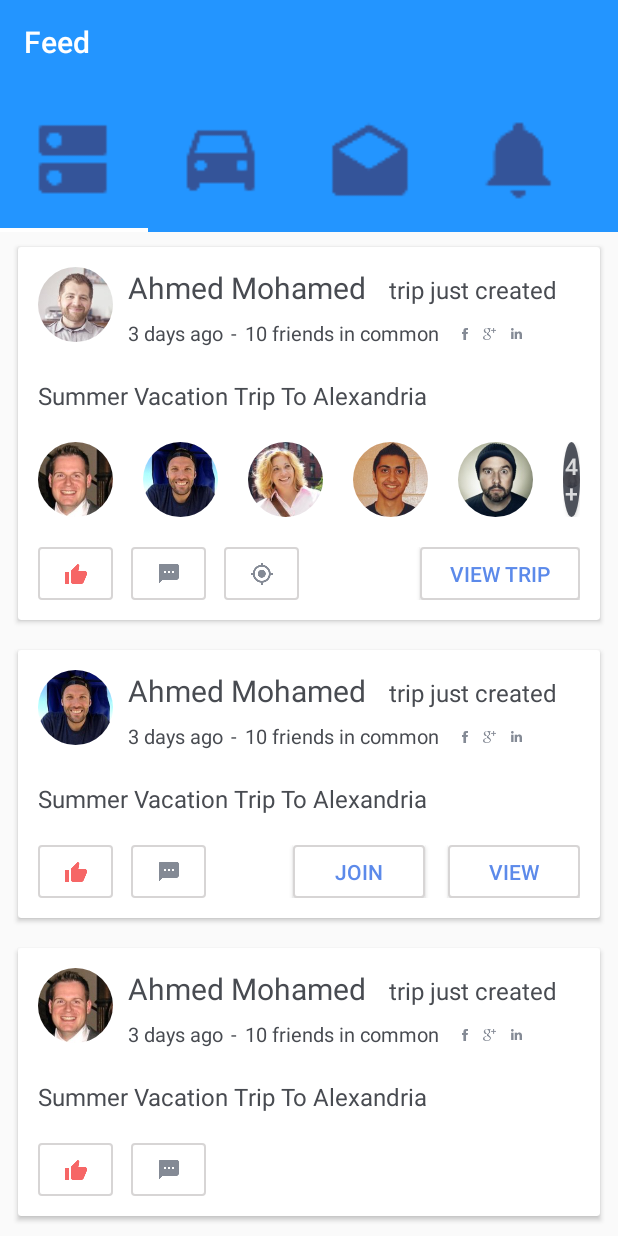
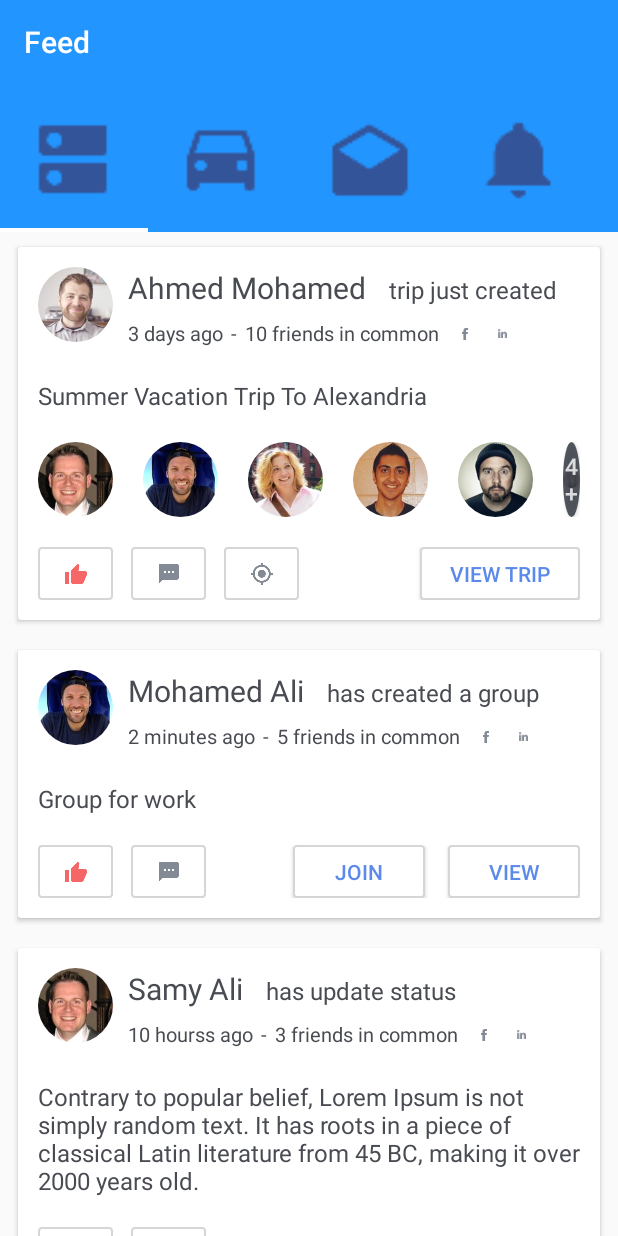
Before and after one commit to moe-uxa/KarPooler, an Android app: the screen it shows after launch (HomeActivity), on a phone screen of 412 x 824 dp. Run offline under Robolectric (Android 15) with nearby library versions, the phone set to English and light mode, and no system bars; our stand-ins replace CircleImageView; libraries missing offline, so code that uses them is left out: com.yqritc.recyclerviewflexibledivider, org.apmem.tools.

Commit message:
Feed Tab: finished

```diff
--- a/karpooler-android-app/app/src/main/java/com/eramo/karpooler/fragments/FeedFragment.java
+++ b/karpooler-android-app/app/src/main/java/com/eramo/karpooler/fragments/FeedFragment.java
@@ -68,6 +68,15 @@ public class FeedFragment extends BaseFragment {
         createTripCreationFeedTest();
         createGroupCreationFeedTest();
         createUpdateStatusFeedTest();
+        createGroupCreationFeedTest();
+        createUpdateStatusFeedTest();
+        createTripCreationFeedTest();
+        createTripCreationFeedTest();
+        createGroupCreationFeedTest();
+        createUpdateStatusFeedTest();
+        createGroupCreationFeedTest();
+        createUpdateStatusFeedTest();
+        createTripCreationFeedTest();
 
     }
 
@@ -116,6 +125,13 @@ public class FeedFragment extends BaseFragment {
         passengers.add(((BitmapDrawable) getResources().getDrawable(R.drawable.person4)).getBitmap());
         feedDTO.setTripPassengers(passengers);
 
+        // set social medias images
+        Bitmap [] socialMedias = new Bitmap[3];
+        socialMedias[0] = ((BitmapDrawable) getResources().getDrawable(R.drawable.ic_facbook)).getBitmap();
+        socialMedias[1] = ((BitmapDrawable) getResources().getDrawable(R.drawable.ic_linked_in)).getBitmap();
+        socialMedias[2] = ((BitmapDrawable) getResources().getDrawable(R.drawable.ic_gmail)).getBitmap();
+        feedDTO.setSocialMediasList(socialMedias);
+
         feedsRecyclerViewAdapter.addFeed(feedDTO);
 
     }
@@ -124,15 +140,23 @@ public class FeedFragment extends BaseFragment {
 
         GroupCreationFeedDTO feedDTO = new GroupCreationFeedDTO();
 
-        feedDTO.setOwnerName("Ahmed Mohamed");
-        feedDTO.setFeedTitle("trip just created");
-        feedDTO.setFeedTime("3 days ago");
-        feedDTO.setNumberOfFriendsInCommon(10);
-        feedDTO.setFeedDescription("Summer Vacation Trip To Alexandria");
+        // set main data
+        feedDTO.setOwnerName("Mohamed Ali");
+        feedDTO.setFeedTitle("has created a group");
+        feedDTO.setFeedTime("2 minutes ago");
+        feedDTO.setNumberOfFriendsInCommon(5);
+        feedDTO.setFeedDescription("Group for work");
 
+        // set feed owner image
         BitmapDrawable drawable = (BitmapDrawable) getResources().getDrawable(R.drawable.person3);
+        feedDTO.setOwnerImage(drawable.getBitmap());
 
-        feedDTO.setOwnerImage(drawable.getBitmap());
+        // set social medias images
+        Bitmap [] socialMedias = new Bitmap[3];
+        socialMedias[0] = ((BitmapDrawable) getResources().getDrawable(R.drawable.ic_facbook)).getBitmap();
+        socialMedias[1] = ((BitmapDrawable) getResources().getDrawable(R.drawable.ic_linked_in)).getBitmap();
+        socialMedias[2] = ((BitmapDrawable) getResources().getDrawable(R.drawable.ic_gmail)).getBitmap();
+        feedDTO.setSocialMediasList(socialMedias);
 
         feedsRecyclerViewAdapter.addFeed(feedDTO);
 
@@ -142,15 +166,23 @@ public class FeedFragment extends BaseFragment {
 
         UpdateStatusFeedDTO feedDTO = new UpdateStatusFeedDTO();
 
-        feedDTO.setOwnerName("Ahmed Mohamed");
-        feedDTO.setFeedTitle("trip just created");
-        feedDTO.setFeedTime("3 days ago");
-        feedDTO.setNumberOfFriendsInCommon(10);
-        feedDTO.setFeedDescription("Summer Vacation Trip To Alexandria");
+        // set feed main data
+        feedDTO.setOwnerName("Samy Ali");
+        feedDTO.setFeedTitle("has update status");
+        feedDTO.setFeedTime("10 hourss ago");
+        feedDTO.setNumberOfFriendsInCommon(3);
+        feedDTO.setFeedDescription("Contrary to popular belief, Lorem Ipsum is not simply random text. It has roots in a piece of classical Latin literature from 45 BC, making it over 2000 years old.");
 
+        // set feed owner image
         BitmapDrawable drawable = (BitmapDrawable) getResources().getDrawable(R.drawable.person2);
+        feedDTO.setOwnerImage(drawable.getBitmap());
 
-        feedDTO.setOwnerImage(drawable.getBitmap());
+        // set social medias images
+        Bitmap [] socialMedias = new Bitmap[3];
+        socialMedias[0] = ((BitmapDrawable) getResources().getDrawable(R.drawable.ic_facbook)).getBitmap();
+        socialMedias[1] = ((BitmapDrawable) getResources().getDrawable(R.drawable.ic_linked_in)).getBitmap();
+        socialMedias[2] = ((BitmapDrawable) getResources().getDrawable(R.drawable.ic_gmail)).getBitmap();
+        feedDTO.setSocialMediasList(socialMedias);
 
         feedsRecyclerViewAdapter.addFeed(feedDTO);
 
--- a/karpooler-android-app/app/src/main/java/com/eramo/karpooler/viewHolders/FeedViewHolder.java
+++ b/karpooler-android-app/app/src/main/java/com/eramo/karpooler/viewHolders/FeedViewHolder.java
@@ -1,14 +1,20 @@
 package com.eramo.karpooler.viewHolders;
 
+import android.graphics.Bitmap;
 import android.support.v4.app.Fragment;
 import android.support.v7.widget.RecyclerView;
+import android.util.TypedValue;
 import android.view.View;
+import android.view.ViewGroup;
+import android.widget.ImageButton;
 import android.widget.ImageView;
 import android.widget.LinearLayout;
 import android.widget.TextView;
 
 import com.eramo.karpooler.R;
 import com.eramo.karpooler.models.dtos.FeedDTO;
+
+import de.hdodenhof.circleimageview.CircleImageView;
 
 /**
  * Created by Mohamed.Gaber on 10/31/2015.
@@ -58,5 +64,26 @@ public class FeedViewHolder extends RecyclerView.ViewHolder implements FeedCard
         // set feed description
         feedDescription.setText(feedDTO.getFeedDescription());
 
+        // set social medias images
+        for (Bitmap bitmap : feedDTO.getSocialMediasList()){
+            ImageView imageView = generateSocialMediaImageView(bitmap);
+            socialMediasIcons.addView(imageView);
+        }
+
+    }
+
+    private ImageView generateSocialMediaImageView(Bitmap bitmap){
+
+        ImageView imageView = new ImageView(fragment.getContext());
+
+        // set src
+        imageView.setImageBitmap(bitmap);
+
+        // set layout params
+        LinearLayout.LayoutParams layoutParams = new LinearLayout.LayoutParams(ViewGroup.LayoutParams.WRAP_CONTENT, ViewGroup.LayoutParams.WRAP_CONTENT);
+        layoutParams.setMargins(0, 0, 30, 0);
+        imageView.setLayoutParams(layoutParams);
+
+        return imageView;
     }
 }
--- a/karpooler-android-app/app/src/main/java/com/eramo/karpooler/viewHolders/TripCreationViewHolder.java
+++ b/karpooler-android-app/app/src/main/java/com/eramo/karpooler/viewHolders/TripCreationViewHolder.java
@@ -40,6 +40,10 @@ public class TripCreationViewHolder extends FeedViewHolder{
     @Override
     public void onBindViewHolder(FeedDTO feedDTO) {
         super.onBindViewHolder(feedDTO);
+
+
+        // clear all images in passengers layout
+        tripPassengersList.removeAllViews();
 
         TripCreationFeedDTO tripCreationFeedDTO = (TripCreationFeedDTO) feedDTO;
 
--- a/karpooler-android-app/app/src/main/res/layout/card_group_creation_feed.xml
+++ b/karpooler-android-app/app/src/main/res/layout/card_group_creation_feed.xml
@@ -98,25 +98,11 @@
                     android:layout_toRightOf="@+id/tv_feed_number_of_friends_in_common"
                     android:gravity="center_vertical">
 
-                    <ImageView
-                        android:layout_width="wrap_content"
-                        android:layout_height="wrap_content"
-                        android:layout_marginRight="10dp"
-                        android:src="@drawable/ic_facbook"
-                        android:layout_alignBaseline="@+id/tv_feed_number_of_friends_in_common"
-                        android:layout_toRightOf="@+id/tv_feed_number_of_friends_in_common"/>
-
-                    <ImageView
-                        android:layout_width="wrap_content"
-                        android:layout_height="wrap_content"
-                        android:layout_marginRight="10dp"
-                        android:src="@drawable/ic_gmail" />
-
-                    <ImageView
-                        android:layout_width="wrap_content"
-                        android:layout_height="wrap_content"
-                        android:layout_marginRight="10dp"
-                        android:src="@drawable/ic_linked_in" />
+                    <!--<ImageView-->
+                        <!--android:layout_width="wrap_content"-->
+                        <!--android:layout_height="wrap_content"-->
+                        <!--android:layout_marginRight="10dp"-->
+                        <!--android:src="@drawable/ic_facbook" />-->
 
                 </LinearLayout>
 
@@ -129,8 +115,8 @@
             android:id="@+id/tv_feed_description"
             android:layout_width="match_parent"
             android:layout_height="wrap_content"
+            android:layout_marginBottom="20dp"
             android:layout_marginTop="20dp"
-            android:layout_marginBottom="20dp"
             android:text="LongTrip Alabama Group"
             android:textColor="@color/feedCarText"
             android:textSize="16sp" />
@@ -163,12 +149,12 @@
                 android:layout_width="wrap_content"
                 android:layout_height="35dp"
                 android:layout_alignParentRight="true"
+                android:layout_marginLeft="15dp"
                 android:background="@drawable/feed_btn_background"
                 android:paddingLeft="20dp"
                 android:paddingRight="20dp"
                 android:text="VIEW"
-                android:textColor="@color/colorAccent"
-                android:layout_marginLeft="15dp"/>
+                android:textColor="@color/colorAccent" />
 
             <Button
                 android:id="@+id/btn_feed_join_group"
--- a/karpooler-android-app/app/src/main/res/layout/card_trip_creation_feed.xml
+++ b/karpooler-android-app/app/src/main/res/layout/card_trip_creation_feed.xml
@@ -96,27 +96,15 @@
                     android:layout_height="20dp"
                     android:layout_marginLeft="15dp"
                     android:layout_toRightOf="@+id/tv_feed_number_of_friends_in_common"
-                   android:gravity="center_vertical">
+                    android:gravity="center_vertical"
+                    android:orientation="horizontal">
 
-                   <ImageView
-                       android:layout_width="wrap_content"
-                       android:layout_height="wrap_content"
-                       android:layout_marginRight="10dp"
-                       android:src="@drawable/ic_facbook"
-                       android:layout_alignBaseline="@+id/tv_feed_number_of_friends_in_common"
-                       android:layout_toRightOf="@+id/tv_feed_number_of_friends_in_common"/>
+                    <!--<ImageView-->
+                        <!--android:layout_width="wrap_content"-->
+                        <!--android:layout_height="wrap_content"-->
+                        <!--android:layout_marginRight="10dp"-->
+                        <!--android:src="@drawable/ic_facbook" />-->
 
-                   <ImageView
-                       android:layout_width="wrap_content"
-                       android:layout_height="wrap_content"
-                       android:layout_marginRight="10dp"
-                       android:src="@drawable/ic_gmail" />
-
-                   <ImageView
-                       android:layout_width="wrap_content"
-                       android:layout_height="wrap_content"
-                       android:layout_marginRight="10dp"
-                       android:src="@drawable/ic_linked_in" />
 
                 </LinearLayout>
 
@@ -142,7 +130,13 @@
             android:orientation="horizontal">
 
 
-
+            <!--<de.hdodenhof.circleimageview.CircleImageView xmlns:app="http://schemas.android.com/apk/res-auto"-->
+                <!--android:layout_width="50dp"-->
+                <!--android:layout_height="50dp"-->
+                <!--android:layout_alignParentLeft="true"-->
+                <!--android:layout_alignParentTop="true"-->
+                <!--android:src="@drawable/person1"-->
+                <!--android:layout_marginRight="30dp"/>-->
 
 
         </LinearLayout>
--- a/karpooler-android-app/app/src/main/res/layout/card_update_status_feed.xml
+++ b/karpooler-android-app/app/src/main/res/layout/card_update_status_feed.xml
@@ -98,25 +98,12 @@
                     android:layout_toRightOf="@+id/tv_feed_number_of_friends_in_common"
                     android:gravity="center_vertical">
 
-                    <ImageView
-                        android:layout_width="wrap_content"
-                        android:layout_height="wrap_content"
-                        android:layout_marginRight="10dp"
-                        android:src="@drawable/ic_facbook"
-                        android:layout_alignBaseline="@+id/tv_feed_number_of_friends_in_common"
-                        android:layout_toRightOf="@+id/tv_feed_number_of_friends_in_common"/>
+                    <!--<ImageView-->
+                        <!--android:layout_width="wrap_content"-->
+                        <!--android:layout_height="wrap_content"-->
+                        <!--android:layout_marginRight="10dp"-->
+                        <!--android:src="@drawable/ic_facbook" />-->
 
-                    <ImageView
-                        android:layout_width="wrap_content"
-                        android:layout_height="wrap_content"
-                        android:layout_marginRight="10dp"
-                        android:src="@drawable/ic_gmail" />
-
-                    <ImageView
-                        android:layout_width="wrap_content"
-                        android:layout_height="wrap_content"
-                        android:layout_marginRight="10dp"
-                        android:src="@drawable/ic_linked_in" />
 
                 </LinearLayout>
 
@@ -129,8 +116,8 @@
             android:id="@+id/tv_feed_description"
             android:layout_width="match_parent"
             android:layout_height="wrap_content"
+            android:layout_marginBottom="20dp"
             android:layout_marginTop="20dp"
-            android:layout_marginBottom="20dp"
             android:text="Contrary to popular belief, Lorem Ipsum is not simply random text. It has roots in a piece of classical Latin literature from 45 BC, making it over 2000 years old."
             android:textColor="@color/feedCarText"
             android:textSize="16sp" />
```
Lines whose indentation alone changed are shown as unchanged.
